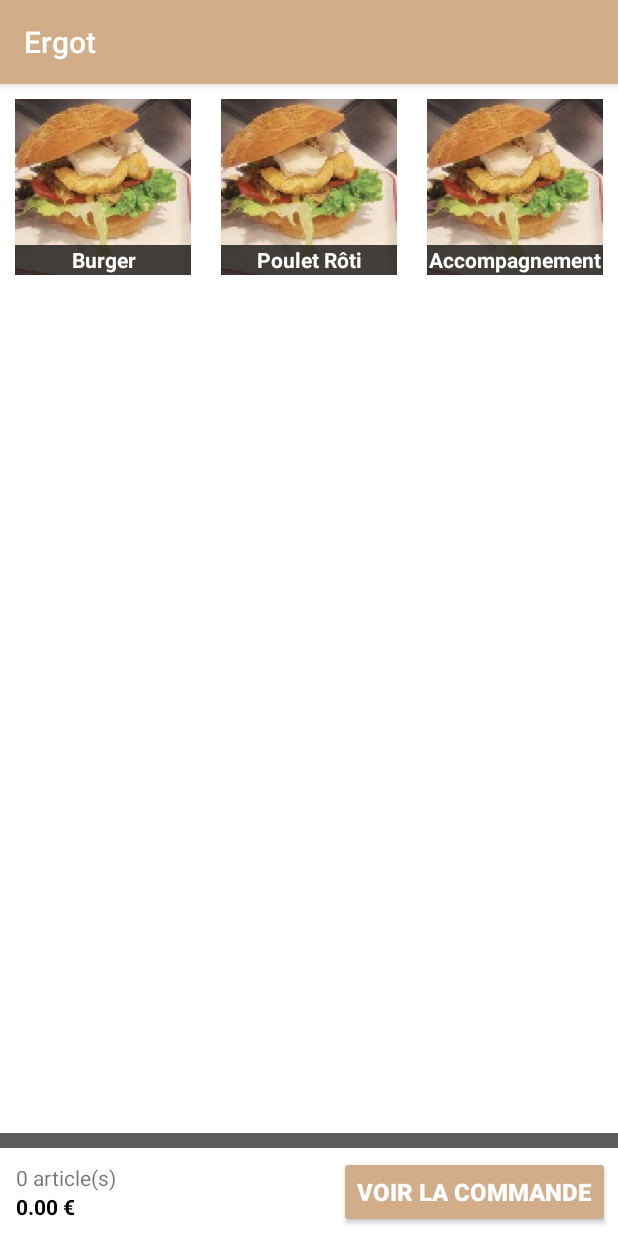
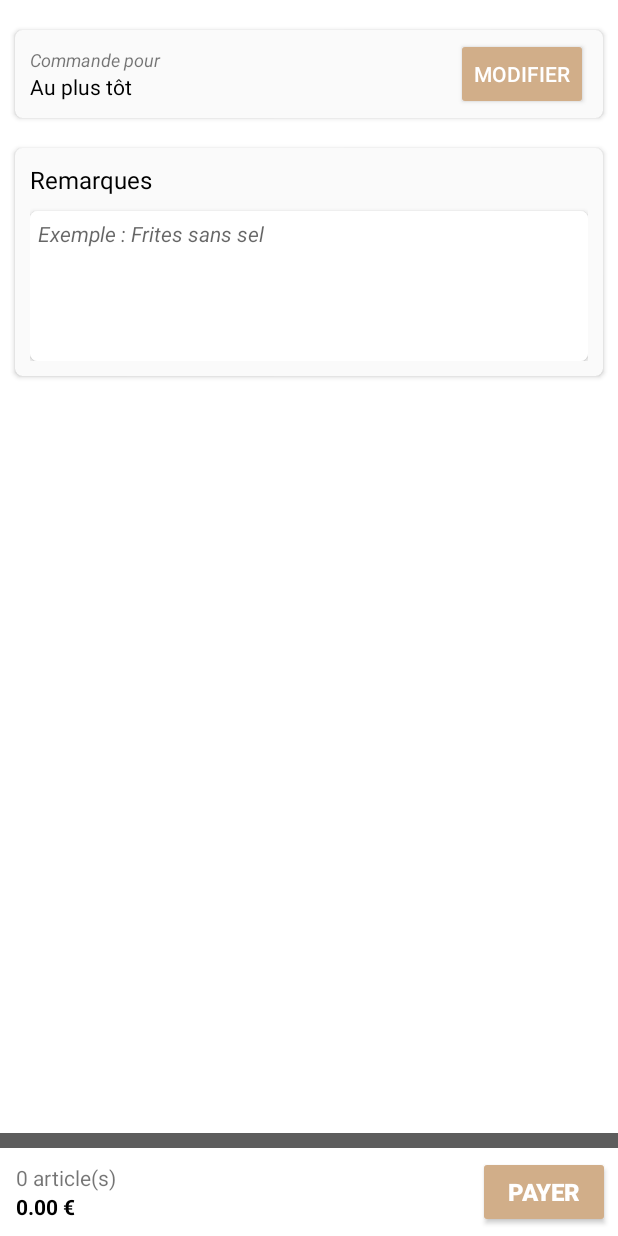
Before and after one commit to Anth06ny/Ergot, an Android app: the CommanderActivity screen opened directly, with no data from a screen before it, after a tap on "VOIR LA COMMANDE", on a phone screen of 412 x 824 dp. Run offline under Robolectric (Android 15) with nearby library versions, the phone set to English and light mode, and no system bars; pictures from the network do not load.

Commit message:
Appli terminé

```diff
--- a/app/src/main/java/ergot/anthony/com/ergot/MyApplication.java
+++ b/app/src/main/java/ergot/anthony/com/ergot/MyApplication.java
@@ -2,7 +2,7 @@ package ergot.anthony.com.ergot;
 
 import android.app.Application;
 
-import ergot.anthony.com.ergot.model.bean.Commande;
+import ergot.anthony.com.ergot.model.bean.CommandeBean;
 
 /**
  * Created by Anthony on 25/10/2017.
@@ -10,16 +10,16 @@ import ergot.anthony.com.ergot.model.bean.Commande;
 
 public class MyApplication extends Application {
 
-    private static Commande commande;
+    private static CommandeBean commandeBean;
 
-    public static Commande getCommande() {
-        return commande;
+    public static CommandeBean getCommandeBean() {
+        return commandeBean;
     }
 
     @Override
     public void onCreate() {
         super.onCreate();
 
-        commande = new Commande();
+        commandeBean = new CommandeBean();
     }
 }
--- a/app/src/main/java/ergot/anthony/com/ergot/commander/MotherActivity.java
+++ b/app/src/main/java/ergot/anthony/com/ergot/commander/MotherActivity.java
@@ -1,5 +1,6 @@
 package ergot.anthony.com.ergot.commander;
 
+import android.content.Intent;
 import android.os.Bundle;
 import android.support.annotation.LayoutRes;
 import android.support.annotation.Nullable;
@@ -14,6 +15,7 @@ import java.util.ArrayList;
 import ergot.anthony.com.ergot.MyApplication;
 import ergot.anthony.com.ergot.R;
 import ergot.anthony.com.ergot.model.bean.ProductBean;
+import ergot.anthony.com.ergot.panier.PanierActivity;
 import ergot.anthony.com.ergot.utils.Utils;
 
 /**
@@ -24,6 +26,7 @@ public class MotherActivity extends AppCompatActivity implements View.OnClickLis
 
     protected TextView tvNbArticle, tv_price;
     protected Button bt_commande;
+    protected boolean panierVersion;
 
     @Override
     protected void onCreate(@Nullable Bundle savedInstanceState) {
@@ -39,6 +42,15 @@ public class MotherActivity extends AppCompatActivity implements View.OnClickLis
         tv_price = findViewById(R.id.tv_price);
 
         bt_commande.setOnClickListener(this);
+
+        if (this instanceof PanierActivity) {
+            panierVersion = true;
+            bt_commande.setText(R.string.bt_payer);
+        }
+        else {
+            panierVersion = false;
+            bt_commande.setText(R.string.bt_voir_commande);
+        }
     }
 
     @Override
@@ -52,7 +64,7 @@ public class MotherActivity extends AppCompatActivity implements View.OnClickLis
         long totalPrice = 0;
 
         //On parcours tous les produits séléctionnés
-        for (Pair<ProductBean, ArrayList<ProductBean>> selection : MyApplication.getCommande().getProductList()) {
+        for (Pair<ProductBean, ArrayList<ProductBean>> selection : MyApplication.getCommandeBean().getProductList()) {
             ProductBean productBean = selection.first;
             totalPrice += productBean.getPrice();
             //on regarde s'il y a des suppléments dans les produits séléctionnés
@@ -63,14 +75,19 @@ public class MotherActivity extends AppCompatActivity implements View.OnClickLis
             }
         }
 
-        tvNbArticle.setText(MyApplication.getCommande().getProductList().size() + "");
+        tvNbArticle.setText(MyApplication.getCommandeBean().getProductList().size() + "");
         tv_price.setText(Utils.longToStringPrice(totalPrice));
     }
 
     @Override
     public void onClick(View v) {
         if (v == bt_commande) {
+            if (panierVersion) {
 
+            }
+            else {
+                startActivity(new Intent(this, PanierActivity.class));
+            }
         }
     }
 }
--- a/app/src/main/java/ergot/anthony/com/ergot/commander/productlist/ProductListActivity.java
+++ b/app/src/main/java/ergot/anthony/com/ergot/commander/productlist/ProductListActivity.java
@@ -89,7 +89,7 @@ public class ProductListActivity extends MotherActivity implements ProductAdapte
 
         if (suppBean == null) {
             // Pas de supplement
-            MyApplication.getCommande().getProductList().add(new Pair<ProductBean, ArrayList<ProductBean>>(productBean, null));
+            MyApplication.getCommandeBean().getProductList().add(new Pair<ProductBean, ArrayList<ProductBean>>(productBean, null));
             supportFinishAfterTransition();
         }
         else {
@@ -99,7 +99,7 @@ public class ProductListActivity extends MotherActivity implements ProductAdapte
                     //la liste de supplement
                     ArrayList<ProductBean> selectedSupp = new ArrayList<>();
                     selectedSupp.add(supp);
-                    MyApplication.getCommande().getProductList().add(new Pair<ProductBean, ArrayList<ProductBean>>(productBean, selectedSupp));
+                    MyApplication.getCommandeBean().getProductList().add(new Pair<ProductBean, ArrayList<ProductBean>>(productBean, selectedSupp));
                     supportFinishAfterTransition();
                 }
             });
--- /dev/null
+++ b/app/src/main/java/ergot/anthony/com/ergot/model/bean/CommandeBean.java
@@ -0,0 +1,47 @@
+package ergot.anthony.com.ergot.model.bean;
+
+import android.util.Pair;
+
+import java.util.ArrayList;
+import java.util.Date;
+
+/**
+ * Created by Anthony on 25/10/2017.
+ */
+
+public class CommandeBean {
+
+    //Liste de produit ainsi que son ArrayList de supplement
+    private ArrayList<Pair<ProductBean, ArrayList<ProductBean>>> productList;
+    private Date dateCommande;
+    private String remarque;
+
+    public CommandeBean() {
+
+        productList = new ArrayList<>();
+    }
+
+    public void setProductList(ArrayList<Pair<ProductBean, ArrayList<ProductBean>>> productList) {
+        this.productList = productList;
+    }
+
+    public Date getDateCommande() {
+        return dateCommande;
+    }
+
+    public void setDateCommande(Date dateCommande) {
+        this.dateCommande = dateCommande;
+    }
+
+    public ArrayList<Pair<ProductBean, ArrayList<ProductBean>>> getProductList() {
+        return productList;
+    }
+
+    public String getRemarque() {
+        return remarque;
+    }
+
+    public void setRemarque(String remarque) {
+        this.remarque = remarque;
+    }
+}
--- /dev/null
+++ b/app/src/main/java/ergot/anthony/com/ergot/panier/PanierActivity.java
@@ -0,0 +1,150 @@
+package ergot.anthony.com.ergot.panier;
+
+import android.app.DatePickerDialog;
+import android.app.TimePickerDialog;
+import android.os.Bundle;
+import android.support.v7.widget.DefaultItemAnimator;
+import android.support.v7.widget.LinearLayoutManager;
+import android.support.v7.widget.RecyclerView;
+import android.util.Pair;
+import android.view.View;
+import android.widget.Button;
+import android.widget.DatePicker;
+import android.widget.EditText;
+import android.widget.TextView;
+import android.widget.TimePicker;
+
+import org.apache.commons.lang3.time.DateUtils;
+
+import java.text.SimpleDateFormat;
+import java.util.ArrayList;
+import java.util.Calendar;
+import java.util.Date;
+
+import ergot.anthony.com.ergot.MyApplication;
+import ergot.anthony.com.ergot.R;
+import ergot.anthony.com.ergot.commander.MotherActivity;
+import ergot.anthony.com.ergot.model.bean.CommandeBean;
+import ergot.anthony.com.ergot.model.bean.ProductBean;
+
+public class PanierActivity extends MotherActivity implements View.OnClickListener, DatePickerDialog.OnDateSetListener, TimePickerDialog.OnTimeSetListener, CommandeAdapter.OnCommandListener {
+
+    private TextView tv_time;
+    private Button bt_modifier;
+    private EditText et_rem;
+    private RecyclerView rv;
+    //Gestion de la date
+    private Calendar calendar;
+    private SimpleDateFormat formatCompl = new SimpleDateFormat("EEE d MMM 'à' HH:mm");
+    private SimpleDateFormat formatheure = new SimpleDateFormat("HH:mm");
+
+    private CommandeBean commandeBean;
+
+    private CommandeAdapter commandeAdapter;
+
+    @Override
+    protected void onCreate(Bundle savedInstanceState) {
+        super.onCreate(savedInstanceState);
+        setContentView(R.layout.activity_panier);
+
+        rv = findViewById(R.id.rv);
+        tv_time = findViewById(R.id.tv_time);
+        bt_modifier = findViewById(R.id.bt_modifier);
+        et_rem = findViewById(R.id.et_rem);
+
+        commandeBean = MyApplication.getCommandeBean();
+
+        bt_modifier.setOnClickListener(this);
+
+        //RecylcerView
+        rv.setHasFixedSize(false);
+        rv.setLayoutManager(new LinearLayoutManager(this));
+        rv.setItemAnimator(new DefaultItemAnimator());
+
+        commandeAdapter = new CommandeAdapter(commandeBean.getProductList(), this);
+        rv.setAdapter(commandeAdapter);
+
+        calendar = Calendar.getInstance();
+        if (commandeBean.getDateCommande() != null) {
+            calendar.setTime(commandeBean.getDateCommande());
+            commandeBean.setDateCommande(calendar.getTime());
+        }
+
+        //Remarque
+        et_rem.setText(commandeBean.getRemarque());
+
+        refreshScreen();
+    }
+
+    @Override
+    protected void onPause() {
+        super.onPause();
+        commandeBean.setRemarque(et_rem.getText().toString());
+    }
+
+    @Override
+    public void onClick(View v) {
+        if (v == bt_modifier) {
+            //Création de la fenêtre
+            new DatePickerDialog(this, this,
+                    calendar.get(Calendar.YEAR), calendar.get(Calendar.MONTH),
+                    calendar.get(Calendar.DAY_OF_MONTH)).show();
+        }
+    }
+
+
+
+    /* ---------------------------------
+    // CallBack
+    // -------------------------------- */
+
+    @Override
+    public void onDateSet(DatePicker view, int year, int month, int dayOfMonth) {
+        calendar.set(Calendar.YEAR, year);
+        calendar.set(Calendar.MONTH, month);
+        calendar.set(Calendar.DAY_OF_MONTH, dayOfMonth);
+        commandeBean.setDateCommande(calendar.getTime());
+
+        refreshScreen();
+
+        new TimePickerDialog(this, this, calendar.get(Calendar.HOUR_OF_DAY), calendar.get(Calendar.MINUTE), true).show();
+    }
+
+    @Override
+    public void onTimeSet(TimePicker view, int hourOfDay, int minute) {
+        calendar.set(Calendar.HOUR_OF_DAY, hourOfDay);
+        calendar.set(Calendar.MINUTE, minute);
+        commandeBean.setDateCommande(calendar.getTime());
+
+        refreshScreen();
+    }
+
+    @Override
+    public void onDeleteComande(Pair<ProductBean, ArrayList<ProductBean>> command) {
+        int position = commandeBean.getProductList().indexOf(command);
+        commandeBean.getProductList().remove(command);
+        commandeAdapter.notifyItemRemoved(position);
+
+        refreshScreen();
+        refreshFoot();
+    }
+
+    /* ---------------------------------
+    // Private
+    // -------------------------------- */
+    private void refreshScreen() {
+        Date date = new Date();
+
+        //Si c'est dans moins de 30min c'est au plus tôt
+        if (calendar.getTimeInMillis() - date.getTime() < 1800000) {
+            tv_time.setText(R.string.au_plus_tot);
+        }
+        //Si c'est aujourd'hui
+        else if (DateUtils.isSameDay(calendar.getTime(), date)) {
+            System.out.println("Aujourd'hui à " + formatheure.format(calendar.getTime()));
+        }
+        else {
+            System.out.println(formatCompl.format(calendar.getTime()));
+        }
+    }
+}
--- /dev/null
+++ b/app/src/main/res/layout/activity_panier.xml
@@ -0,0 +1,165 @@
+<?xml version="1.0" encoding="utf-8"?>
+<RelativeLayout
+    xmlns:android="http://schemas.android.com/apk/res/android"
+    xmlns:app="http://schemas.android.com/apk/res-auto"
+    xmlns:tools="http://schemas.android.com/tools"
+    android:layout_width="match_parent"
+    android:layout_height="match_parent"
+    android:background="@android:color/white"
+    >
+
+    <ScrollView
+        android:layout_width="match_parent"
+        android:layout_height="wrap_content"
+        android:layout_above="@+id/foot"
+        android:layout_alignParentTop="true"
+        android:layout_marginBottom="@dimen/margin_10">
+
+        <LinearLayout
+            android:layout_width="match_parent"
+            android:layout_height="wrap_content"
+            android:animateLayoutChanges="true"
+            android:orientation="vertical"
+            tools:context="ergot.anthony.com.ergot.panier.PanierActivity">
+
+
+            <android.support.v7.widget.CardView
+                android:layout_width="match_parent"
+                android:layout_height="wrap_content"
+                android:layout_marginLeft="@dimen/margin_10"
+                android:layout_marginRight="@dimen/margin_10"
+                android:layout_marginTop="@dimen/margin_20"
+                app:cardBackgroundColor="@color/cardview_bg"
+                app:cardCornerRadius="@dimen/margin_5">
+
+                <LinearLayout
+                    android:layout_width="match_parent"
+                    android:layout_height="wrap_content"
+                    android:orientation="horizontal"
+                    android:paddingBottom="@dimen/margin_5"
+                    android:paddingLeft="@dimen/margin_10"
+                    android:paddingRight="@dimen/margin_10"
+                    android:paddingTop="@dimen/margin_5">
+
+                    <LinearLayout
+                        android:layout_width="0dp"
+                        android:layout_height="match_parent"
+                        android:layout_weight="1"
+                        android:orientation="vertical">
+
+                        <TextView
+                            android:layout_width="match_parent"
+                            android:layout_height="wrap_content"
+                            android:layout_weight="1"
+                            android:gravity="bottom"
+                            android:text="@string/commande_pour"
+                            android:textSize="@dimen/font_12"
+                            android:textStyle="italic"/>
+
+                        <TextView
+                            android:id="@+id/tv_time"
+                            android:layout_width="match_parent"
+                            android:layout_height="wrap_content"
+                            android:layout_weight="1"
+                            android:text="Au plus tôt"
+                            android:textColor="@android:color/black"
+                            android:textSize="@dimen/font_14"
+                            />
+
+                    </LinearLayout>
+
+                    <Button
+                        android:id="@+id/bt_modifier"
+                        android:layout_width="wrap_content"
+                        android:layout_height="wrap_content"
+                        android:text="@string/bt_modifier"
+                        android:textColor="@android:color/white"/>
+
+                </LinearLayout>
+
+            </android.support.v7.widget.CardView>
+
+
+            <android.support.v7.widget.RecyclerView
+                android:id="@+id/rv"
+                android:layout_width="match_parent"
+                android:layout_height="wrap_content"
+                android:layout_marginTop="@dimen/margin_10">
+
+
+            </android.support.v7.widget.RecyclerView>
+
+            <android.support.v7.widget.CardView
+                android:layout_width="match_parent"
+                android:layout_height="wrap_content"
+                android:layout_marginBottom="@dimen/margin_10"
+                android:layout_marginLeft="@dimen/margin_10"
+                android:layout_marginRight="@dimen/margin_10"
+                android:layout_marginTop="@dimen/margin_10"
+                app:cardBackgroundColor="@color/cardview_bg"
+                app:cardCornerRadius="@dimen/margin_5">
+
+
+                <LinearLayout
+                    android:layout_width="match_parent"
+                    android:layout_height="wrap_content"
+                    android:orientation="vertical"
+                    android:padding="@dimen/margin_10"
+                    >
+
+                    <TextView
+                        android:id="@+id/tv_title2"
+                        android:layout_width="match_parent"
+                        android:layout_height="wrap_content"
+                        android:text="@string/remarques"
+                        android:textColor="@android:color/black"
+                        android:textSize="@dimen/font_16"
+                        />
+
+                    <android.support.v7.widget.CardView
+                        android:layout_width="match_parent"
+                        android:layout_height="wrap_content"
+                        android:layout_marginTop="@dimen/margin_10"
+                        app:cardBackgroundColor="@color/cardview_bg"
+                        app:cardCornerRadius="@dimen/margin_5">
+
+                        <EditText
+                            android:id="@+id/et_rem"
+                            android:layout_width="match_parent"
+                            android:layout_height="wrap_content"
+                            android:background="@android:color/white"
+                            android:ems="10"
+                            android:gravity="top"
+                            android:hint="Exemple : Frites sans sel"
+                            android:inputType="textPersonName"
+                            android:minHeight="@dimen/margin_100"
+                            android:padding="@dimen/margin_5"
+                            android:textSize="@dimen/font_14"
+                            android:textStyle="italic"/>
+
+                    </android.support.v7.widget.CardView>
+
+
+                </LinearLayout>
+
+            </android.support.v7.widget.CardView>
+
+
+        </LinearLayout>
+
+    </ScrollView>
+
+    <View
+        android:layout_width="match_parent"
+        android:layout_height="@dimen/margin_10"
+        android:layout_above="@id/foot"
+        android:background="@color/foot_shadow_color"/>
+
+
+    <include
+        android:id="@id/foot"
+        layout="@layout/foot_commande"
+        android:layout_width="match_parent"
+        android:layout_height="wrap_content"
+        android:layout_alignParentBottom="true"/>
+</RelativeLayout>
--- a/app/src/main/res/values/strings.xml
+++ b/app/src/main/res/values/strings.xml
@@ -3,8 +3,14 @@
     <string name="bt_commander">Commander</string>
     <string name="bt_y_aller">Y Aller</string>
     <string name="bt_voir_commande">Voir la commande</string>
+    <string name="bt_payer">Payer</string>
     <string name="ws_load_message">Chargement en cours…</string>
     <string name="generic_error">Une erreur est survenue</string>
     <string name="bt_actualiser">Actualiser</string>
     <string name="title_activity_product_list">ProductListActivity</string>
+    <string name="commande_pour">Commande pour</string>
+    <string name="bt_modifier">Modifier</string>
+    <string name="remarques">Remarques</string>
+    <string name="au_plus_tot">Au plus tôt</string>
+
 </resources>
```
Also changed, not shown: app/src/main/AndroidManifest.xml (+4 -5 lines), app/src/main/java/ergot/anthony/com/ergot/model/bean/Commande.java (deleted, +0 -24 lines), app/src/main/java/ergot/anthony/com/ergot/panier/CommandeAdapter.java (added, +98 -0 lines), app/src/main/res/layout/row_commade.xml (added, +71 -0 lines).
